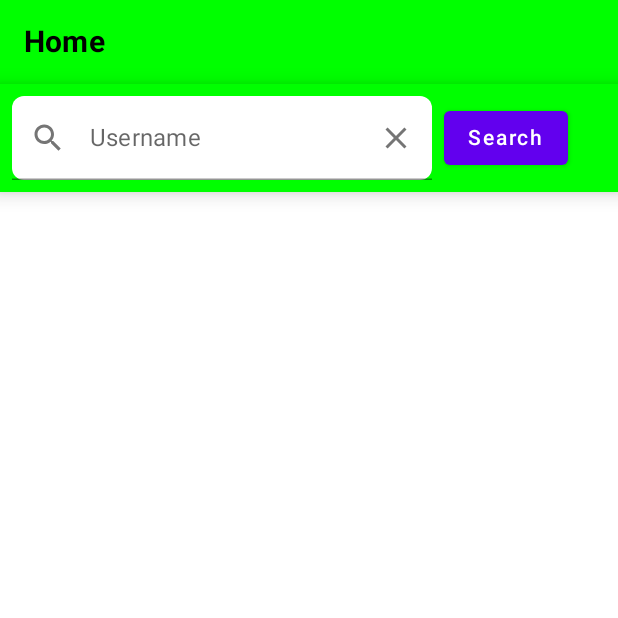
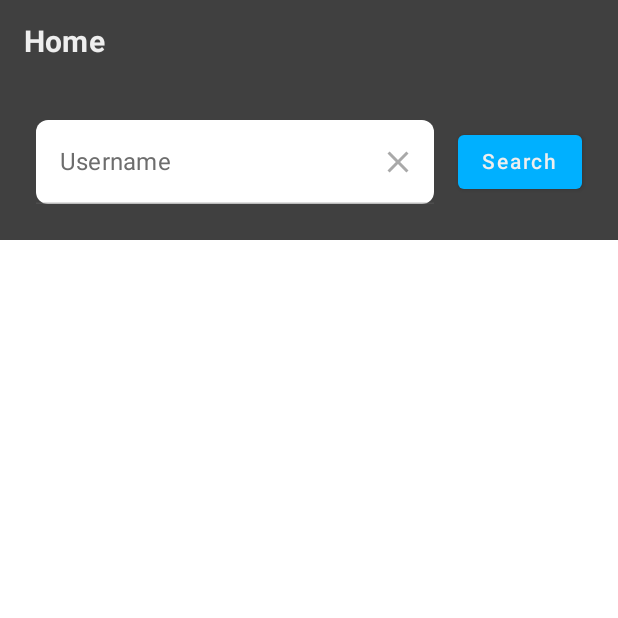
Before and after one commit to burakkarabekir/IngCase, an Android app built with Jetpack Compose: the screen it shows after launch (MainActivity), on a phone screen of 412 x 824 dp, the top half of it. Run offline under Robolectric (Android 15) with nearby library versions, the phone set to English and light mode, and no system bars; our stand-ins replace Dagger/Hilt's generated code, Room's generated code, Timber; 1 statement that could not run was skipped.

Commit message:
implemented material designs for screens.

```diff
--- a/app/src/main/java/com/burakks/ingcase/presentation/components/MainSearchBar.kt
+++ b/app/src/main/java/com/burakks/ingcase/presentation/components/MainSearchBar.kt
@@ -1,5 +1,6 @@
 package com.burakks.ingcase.presentation.components
 
+import android.widget.Space
 import androidx.compose.foundation.clickable
 import androidx.compose.foundation.layout.*
 import androidx.compose.foundation.shape.RoundedCornerShape
@@ -9,18 +10,15 @@ import androidx.compose.material.icons.Icons
 import androidx.compose.material.icons.filled.Clear
 import androidx.compose.material.icons.filled.Search
 import androidx.compose.runtime.Composable
-import androidx.compose.ui.Alignment
 import androidx.compose.ui.Alignment.Companion.CenterVertically
 import androidx.compose.ui.ExperimentalComposeUiApi
 import androidx.compose.ui.Modifier
-import androidx.compose.ui.platform.LocalFocusManager
 import androidx.compose.ui.platform.LocalSoftwareKeyboardController
 import androidx.compose.ui.res.colorResource
 import androidx.compose.ui.res.stringResource
-import androidx.compose.ui.unit.dp
+import androidx.compose.ui.text.font.FontWeight
 import com.burakks.ingcase.R
-import com.burakks.ingcase.ui.theme.ElevationSmall
-import com.burakks.ingcase.ui.theme.SpaceSmall
+import com.burakks.ingcase.ui.theme.*
 
 @ExperimentalComposeUiApi
 @Composable
@@ -29,32 +27,34 @@ fun MainSearchBar(
     onQueryChanged: (String) -> Unit,
     onExecuteSearch: () -> Unit,
 ) {
-    val focusManager = LocalFocusManager.current
     val keyboardController = LocalSoftwareKeyboardController.current
 
     Surface(
         modifier = Modifier
             .fillMaxWidth(),
         color = MaterialTheme.colors.surface,
-        elevation = ElevationSmall,
     ) {
         Row(
-            verticalAlignment = Alignment.CenterVertically
+            verticalAlignment = CenterVertically,
+            modifier = Modifier
+                .padding(SpaceLarge)
         ) {
             TextField(
+                modifier = Modifier.weight(8f),
                 value = query,
                 onValueChange = {
                     onQueryChanged(it)
                 },
-                modifier = Modifier
-                    .padding(SpaceSmall)
-                    .align(CenterVertically),
-                textStyle = MaterialTheme.typography.body1,
+                textStyle = Typography.body1.copy(
+                    color = TextDark,
+                    fontWeight = FontWeight.Bold
+                ),
                 placeholder = {
                     Text(
                         text = stringResource(
                             id = R.string.username
-                        )
+                        ),
+                        color = HintGray
                     )
                 },
                 shape = RoundedCornerShape(SpaceSmall),
@@ -65,12 +65,6 @@ fun MainSearchBar(
                         keyboardController?.hide()
                     }
                 ),
-                leadingIcon = {
-                    Icon(
-                        Icons.Default.Search,
-                        contentDescription = stringResource(R.string.search_icon)
-                    )
-                },
                 trailingIcon = {
                     Icon(
                         Icons.Default.Clear,
@@ -82,14 +76,20 @@ fun MainSearchBar(
                     )
                 },
                 colors = TextFieldDefaults.textFieldColors(
-                    backgroundColor = colorResource(id = R.color.white)
+                    backgroundColor = colorResource(id = R.color.white),
                 )
             )
-            Button(onClick = {
-                onExecuteSearch()
-                keyboardController?.hide()
-            }) {
-                      Text(text = stringResource(id = R.string.search))
+            Button(
+                modifier = Modifier
+                    .padding(start = SpaceMedium),
+                onClick = {
+                    onExecuteSearch()
+                    keyboardController?.hide()
+                }) {
+                Text(
+                    text = stringResource(id = R.string.search),
+                    color = TextWhite,
+                )
             }
         }
     }
--- a/app/src/main/java/com/burakks/ingcase/presentation/components/RepoCard.kt
+++ b/app/src/main/java/com/burakks/ingcase/presentation/components/RepoCard.kt
@@ -18,10 +18,7 @@ import androidx.compose.ui.unit.dp
 import androidx.compose.ui.unit.sp
 import com.burakks.ingcase.R
 import com.burakks.ingcase.domain.model.Repo
-import com.burakks.ingcase.ui.theme.ElevationSmall
-import com.burakks.ingcase.ui.theme.RadiusSmall
-import com.burakks.ingcase.ui.theme.SpaceMedium
-import com.burakks.ingcase.ui.theme.SpaceSmall
+import com.burakks.ingcase.ui.theme.*
 import com.burakks.ingcase.util.Constants
 import kotlinx.coroutines.ExperimentalCoroutinesApi
 
@@ -41,12 +38,14 @@ fun RepoCard(
             .fillMaxWidth()
             .padding(SpaceSmall)
             .clickable(onClick = onRepoClick),
+        backgroundColor = TextWhite,
         elevation = ElevationSmall,
     ) {
         Row(
             modifier = modifier
                 .padding(
                     horizontal = SpaceMedium,
+                    vertical = SpaceSmall
                 ),
             verticalAlignment = Alignment.CenterVertically,
             horizontalArrangement = Arrangement.SpaceBetween
@@ -56,12 +55,13 @@ fun RepoCard(
                     .weight(8f),
                 text = repo.name ?: stringResource(R.string.repo_name),
                 style = MaterialTheme.typography.body1.copy(
-                    fontSize = 24.sp
+                    fontSize = 18.sp
                 ),
+                color = DarkGray,
                 overflow = TextOverflow.Ellipsis,
                 maxLines = Constants.MAX_POST_DESCRIPTION_LINES
             )
-            IconButton(
+            /*IconButton(
                 modifier = Modifier
                     .weight(2f)
                     .size(iconSize),
@@ -83,7 +83,7 @@ fun RepoCard(
                         stringResource(id = R.string.like)
                     }
                 )
-            }
+            }*/
 
         }
     }
--- a/app/src/main/java/com/burakks/ingcase/presentation/repo_detail/RepoDetailScreen.kt
+++ b/app/src/main/java/com/burakks/ingcase/presentation/repo_detail/RepoDetailScreen.kt
@@ -31,10 +31,7 @@ import com.burakks.ingcase.R
 import com.burakks.ingcase.domain.model.Repo
 import com.burakks.ingcase.domain.util.DataState
 import com.burakks.ingcase.presentation.components.MainTopAppBar
-import com.burakks.ingcase.ui.theme.ElevationSmall
-import com.burakks.ingcase.ui.theme.RadiusMedium
-import com.burakks.ingcase.ui.theme.SpaceMedium
-import com.burakks.ingcase.ui.theme.SpaceSmall
+import com.burakks.ingcase.ui.theme.*
 import timber.log.Timber.d
 
 const val OWNER_IMAGE_SIZE = 96
@@ -145,11 +142,13 @@ fun OwnerStatus(
             ) {
                 Icon(
                     icon,
-                    contentDescription = stringResource(id = R.string.watch),
+                    contentDescription = stringResource(id = R.string.status),
+                    tint = MediumGray
                 )
                 Text(
                     text = text,
                     textAlign = TextAlign.Center,
+                    color = DarkGray,
                     modifier = modifier
                         .background(Color(0xFFF3F4F6))
                         .padding(SpaceSmall),
@@ -161,6 +160,7 @@ fun OwnerStatus(
             Text(
                 text = number,
                 textAlign = TextAlign.Center,
+                color = DarkGray,
                 style = MaterialTheme.typography.body1.copy(
                     fontSize = 24.sp
                 ),
--- a/app/src/main/java/com/burakks/ingcase/presentation/repo_list/RepoListScreen.kt
+++ b/app/src/main/java/com/burakks/ingcase/presentation/repo_list/RepoListScreen.kt
@@ -18,7 +18,9 @@ import com.burakks.ingcase.presentation.components.MainSearchBar
 import com.burakks.ingcase.presentation.components.MainTopAppBar
 import com.burakks.ingcase.presentation.components.RepoCard
 import com.burakks.ingcase.presentation.navigation.Screen
+import com.burakks.ingcase.ui.theme.SpaceLarge
 import com.burakks.ingcase.ui.theme.SpaceMedium
+import com.burakks.ingcase.ui.theme.SpaceSmall
 import kotlinx.coroutines.ExperimentalCoroutinesApi
 
 @ExperimentalComposeUiApi
@@ -55,12 +57,12 @@ fun RepoListScreen(
             onExecuteSearch = { viewModel.fetchRepos(query) }
         )
 
-        Spacer(modifier = Modifier.height(SpaceMedium))
+        Spacer(modifier = Modifier.height(SpaceSmall))
 
         LazyColumn(
             modifier = Modifier
                 .fillMaxSize()
-                .padding(SpaceMedium)
+                .padding(SpaceLarge)
         ) {
             itemsIndexed(
                 items = repos
--- a/app/src/main/java/com/burakks/ingcase/ui/theme/Color.kt
+++ b/app/src/main/java/com/burakks/ingcase/ui/theme/Color.kt
@@ -2,7 +2,11 @@ package com.burakks.ingcase.ui.theme
 
 import androidx.compose.ui.graphics.Color
 
-val Purple200 = Color(0xFFBB86FC)
-val Purple500 = Color(0xFF6200EE)
-val Purple700 = Color(0xFF3700B3)
-val Teal200 = Color(0xFF03DAC5)
+val BlueAccent = Color(0xFF00B0FF)
+val DarkGray = Color(0xFF202020)
+val MediumGray = Color(0xFF404040)
+val LightGray = Color(0xFF606060)
+val TextWhite = Color(0xFFEEEEEE)
+val HintGray = Color(0xFF6D6D6D)
+val TextGray = Color(0xFFA6A6A6)
+val TextDark = Color(0xFF000000)
--- a/app/src/main/java/com/burakks/ingcase/ui/theme/Theme.kt
+++ b/app/src/main/java/com/burakks/ingcase/ui/theme/Theme.kt
@@ -7,34 +7,27 @@ import androidx.compose.material.lightColors
 import androidx.compose.runtime.Composable
 import androidx.compose.ui.graphics.Color
 
-private val DarkColorPalette = darkColors(
-    primary = Purple200,
-    primaryVariant = Purple700,
-    secondary = Teal200
-)
+//private val DarkColorPalette = darkColors(
+//    primary = BlueAccent,
+//    background = DarkGray,
+//    onBackground = TextWhite,
+//    onPrimary = DarkGray,
+//    surface = MediumGray,
+//    onSurface = LightGray
+//)
 
 private val LightColorPalette = lightColors(
-    primary = Purple500,
-    primaryVariant = Purple700,
-    secondary = Teal200     ,
-
-
+    primary = BlueAccent,
     background = Color.White,
-    surface = Color.Green,
-    onPrimary = Color.White,
-    onSecondary = Color.Black,
-    onBackground = Color.Black,
-    onSurface = Color.Black,
-
+    onBackground = TextWhite,
+    onPrimary = DarkGray,
+    surface = MediumGray,
+    onSurface = LightGray
 )
 
 @Composable
 fun AppTheme(darkTheme: Boolean = isSystemInDarkTheme(), content: @Composable() () -> Unit) {
-    val colors = if (darkTheme) {
-        DarkColorPalette
-    } else {
-        LightColorPalette
-    }
+    val colors = LightColorPalette
 
     MaterialTheme(
         colors = colors,
--- a/app/src/main/java/com/burakks/ingcase/ui/theme/Type.kt
+++ b/app/src/main/java/com/burakks/ingcase/ui/theme/Type.kt
@@ -2,27 +2,45 @@ package com.burakks.ingcase.ui.theme
 
 import androidx.compose.material.Typography
 import androidx.compose.ui.text.TextStyle
+import androidx.compose.ui.text.font.Font
 import androidx.compose.ui.text.font.FontFamily
 import androidx.compose.ui.text.font.FontWeight
 import androidx.compose.ui.unit.sp
+import com.burakks.ingcase.R
+
+
+val opensans = FontFamily(
+    Font(R.font.opensans_light, FontWeight.Light),
+    Font(R.font.opensans_regular, FontWeight.Normal),
+    Font(R.font.opensans_semibold, FontWeight.SemiBold),
+    Font(R.font.opensans_bold, FontWeight.Bold),
+    Font(R.font.opensans_extrabold, FontWeight.ExtraBold),
+)
 
 // Set of Material typography styles to start with
 val Typography = Typography(
     body1 = TextStyle(
-        fontFamily = FontFamily.Default,
+        fontFamily = opensans,
         fontWeight = FontWeight.Normal,
-        fontSize = 16.sp
+        fontSize = 16.sp,
+        color = TextDark
+    ),
+    h1 = TextStyle(
+        fontFamily = opensans,
+        fontWeight = FontWeight.Bold,
+        fontSize = 30.sp,
+        color = TextWhite
+    ),
+    h2 = TextStyle(
+        fontFamily = opensans,
+        fontWeight = FontWeight.Medium,
+        fontSize = 24.sp,
+        color = TextWhite
+    ),
+    body2 = TextStyle(
+        fontFamily = opensans,
+        fontWeight = FontWeight.Normal,
+        fontSize = 12.sp,
+        color = TextWhite
     )
-    /* Other default text styles to override
-    button = TextStyle(
-        fontFamily = FontFamily.Default,
-        fontWeight = FontWeight.W500,
-        fontSize = 14.sp
-    ),
-    caption = TextStyle(
-        fontFamily = FontFamily.Default,
-        fontWeight = FontWeight.Normal,
-        fontSize = 12.sp
-    )
-    */
 )
--- a/app/src/main/res/values/colors.xml
+++ b/app/src/main/res/values/colors.xml
@@ -7,4 +7,5 @@
     <color name="teal_700">#FF018786</color>
     <color name="black">#FF000000</color>
     <color name="white">#FFFFFFFF</color>
+    <color name="medium_gray">#404040</color>
 </resources>
--- a/app/src/main/res/values/strings.xml
+++ b/app/src/main/res/values/strings.xml
@@ -13,4 +13,5 @@
     <string name="issues">Issues</string>
     <string name="watch">Watch</string>
     <string name="fork">Fork</string>
+    <string name="status">Status</string>
 </resources>
--- a/app/src/main/res/values/themes.xml
+++ b/app/src/main/res/values/themes.xml
@@ -10,7 +10,7 @@
         <item name="colorSecondaryVariant">@color/teal_700</item>
         <item name="colorOnSecondary">@color/black</item>
         <!-- Status bar color. -->
-        <item name="android:statusBarColor" tools:targetApi="l">?attr/colorPrimaryVariant</item>
+        <item name="android:statusBarColor" tools:targetApi="l">@color/medium_gray</item>
         <!-- Customize your theme here. -->
     </style>
 
```
Also changed, not shown: app/src/main/res/font/opensans_bold.ttf (added), app/src/main/res/font/opensans_bolditalic.ttf (added), app/src/main/res/font/opensans_extrabold.ttf (added), app/src/main/res/font/opensans_extrabolditalic.ttf (added), app/src/main/res/font/opensans_italic.ttf (added), app/src/main/res/font/opensans_light.ttf (added), app/src/main/res/font/opensans_lightitalic.ttf (added), app/src/main/res/font/opensans_regular.ttf (added), app/src/main/res/font/opensans_semibold.ttf (added), app/src/main/res/font/opensans_semibolditalic.ttf (added).
